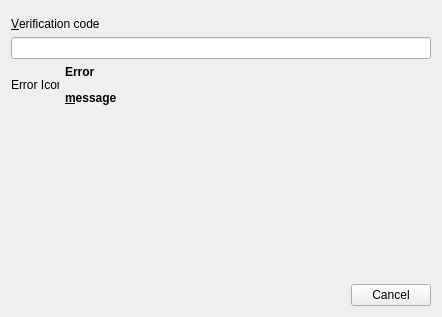
Before: the Qt Designer form src/bin/scenarist-desktop/UserInterfaceLayer/StartUp/LoginDialog.ui in dimkanovikov/KITScenarist, drawn with Qt 5.
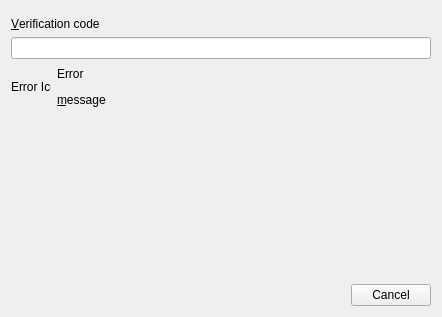
After: the same form once the commit is applied. The open tabs and pages were chosen to show the change. Custom widgets are drawn as their Qt base class.

Diff of the .ui file:
```diff
--- a/src/bin/scenarist-desktop/UserInterfaceLayer/StartUp/LoginDialog.ui
+++ b/src/bin/scenarist-desktop/UserInterfaceLayer/StartUp/LoginDialog.ui
@@ -339,7 +339,7 @@
         <verstretch>0</verstretch>
        </sizepolicy>
       </property>
-      <layout class="QVBoxLayout" name="verticalLayout_3" stretch="0,0,0,0,0">
+      <layout class="QVBoxLayout" name="verticalLayout_3" stretch="0,0,0,0,0,0">
        <property name="spacing">
         <number>6</number>
        </property>
@@ -371,6 +371,22 @@
        <item>
         <widget class="QLineEdit" name="verificationCode"/>
        </item>
+       <item>
+        <spacer name="verticalSpacer_6">
+         <property name="orientation">
+          <enum>Qt::Vertical</enum>
+         </property>
+         <property name="sizeType">
+          <enum>QSizePolicy::Fixed</enum>
+         </property>
+         <property name="sizeHint" stdset="0">
+          <size>
+           <width>10</width>
+           <height>2</height>
+          </size>
+         </property>
+        </spacer>
+       </item>
        <item>
         <layout class="QHBoxLayout" name="horizontalLayout_6">
          <item>
@@ -383,13 +399,13 @@
            </property>
            <property name="minimumSize">
             <size>
-             <width>48</width>
+             <width>40</width>
              <height>0</height>
             </size>
            </property>
            <property name="maximumSize">
             <size>
-             <width>48</width>
+             <width>40</width>
              <height>16777215</height>
             </size>
            </property>
@@ -402,8 +418,8 @@
           <widget class="QLabel" name="verificationError">
            <property name="font">
             <font>
-             <weight>75</weight>
-             <bold>true</bold>
+             <weight>50</weight>
+             <bold>false</bold>
             </font>
            </property>
            <property name="styleSheet">
@@ -433,7 +449,7 @@
          <property name="sizeHint" stdset="0">
           <size>
            <width>20</width>
-           <height>105</height>
+           <height>1</height>
           </size>
          </property>
         </spacer>
```
Left out of the diff: 54 changed lines with no effect on the pictures.
